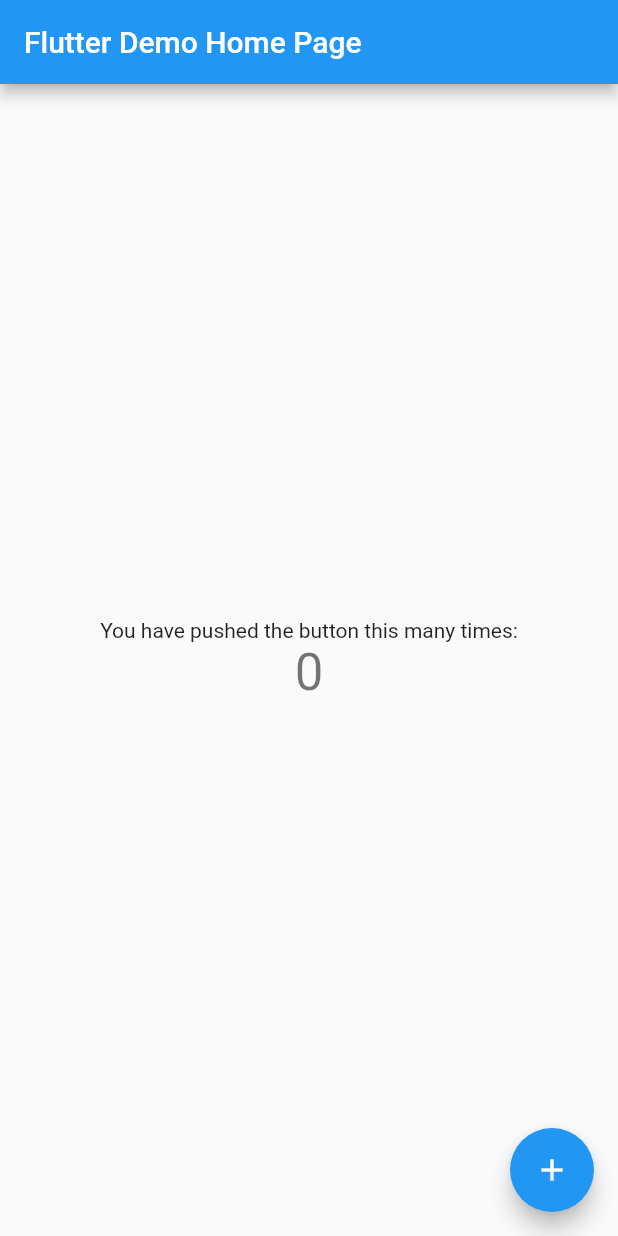
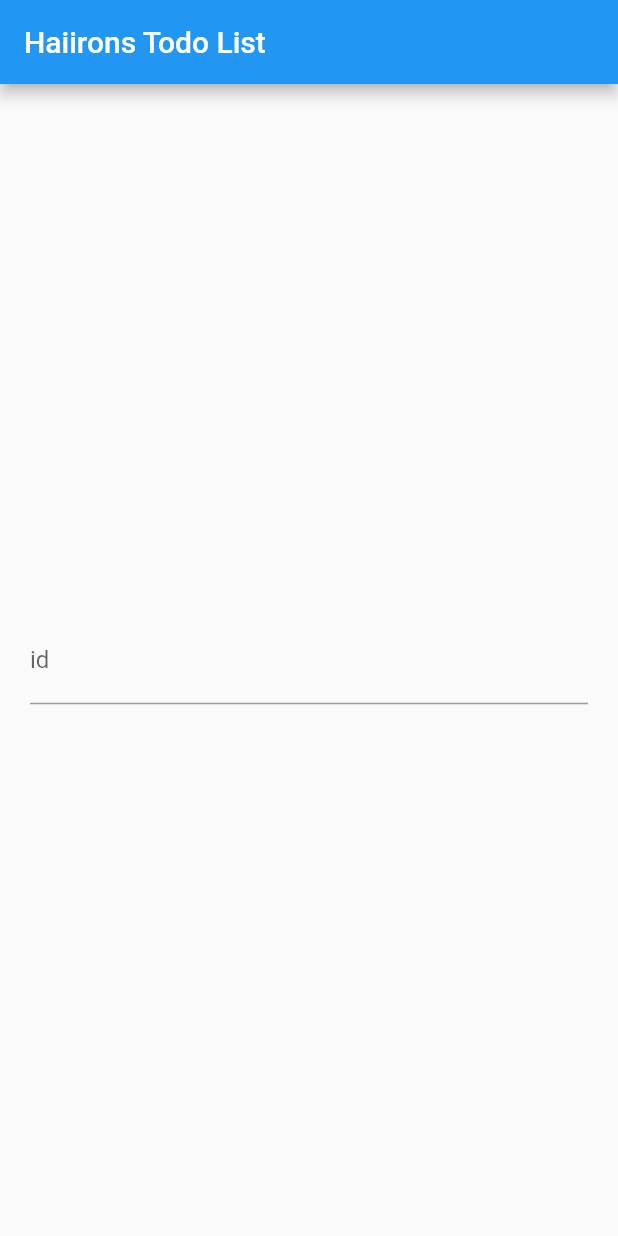
Before and after one commit to HarryKito/flutter, a Flutter app: the screen it shows after launch, on a phone screen of 412 x 824 dp. Run offline on Flutter 3.47's test engine with Material 2 defaults, Android fonts, the phone set to English and light mode, and no system bars.

Commit message:
textfield 예제

```diff
--- a/lib/main.dart
+++ b/lib/main.dart
@@ -1,115 +1,38 @@
 import 'package:flutter/material.dart';
 
-void main() {
-  runApp(const MyApp());
-}
+void main() {runApp(MyApp());}
 
 class MyApp extends StatelessWidget {
-  const MyApp({Key? key}) : super(key: key);
-
-  // This widget is the root of your application.
   @override
   Widget build(BuildContext context) {
     return MaterialApp(
-      title: 'Flutter Demo',
+      title: 'My ToDo list',
       theme: ThemeData(
-        // This is the theme of your application.
-        //
-        // Try running your application with "flutter run". You'll see the
-        // application has a blue toolbar. Then, without quitting the app, try
-        // changing the primarySwatch below to Colors.green and then invoke
-        // "hot reload" (press "r" in the console where you ran "flutter run",
-        // or simply save your changes to "hot reload" in a Flutter IDE).
-        // Notice that the counter didn't reset back to zero; the application
-        // is not restarted.
         primarySwatch: Colors.blue,
       ),
-      home: const MyHomePage(title: 'Flutter Demo Home Page'),
+      debugShowCheckedModeBanner: false,
+      home: Home(),
     );
   }
 }
 
-class MyHomePage extends StatefulWidget {
-  const MyHomePage({Key? key, required this.title}) : super(key: key);
-
-  // This widget is the home page of your application. It is stateful, meaning
-  // that it has a State object (defined below) that contains fields that affect
-  // how it looks.
-
-  // This class is the configuration for the state. It holds the values (in this
-  // case the title) provided by the parent (in this case the App widget) and
-  // used by the build method of the State. Fields in a Widget subclass are
-  // always marked "final".
-
-  final String title;
-
-  @override
-  State<MyHomePage> createState() => _MyHomePageState();
-}
-
-class _MyHomePageState extends State<MyHomePage> {
-  int _counter = 0;
-
-  void _incrementCounter() {
-    setState(() {
-      // This call to setState tells the Flutter framework that something has
-      // changed in this State, which causes it to rerun the build method below
-      // so that the display can reflect the updated values. If we changed
-      // _counter without calling setState(), then the build method would not be
-      // called again, and so nothing would appear to happen.
-      _counter++;
-    });
-  }
-
+class Home extends StatelessWidget {
   @override
   Widget build(BuildContext context) {
-    // This method is rerun every time setState is called, for instance as done
-    // by the _incrementCounter method above.
-    //
-    // The Flutter framework has been optimized to make rerunning build methods
-    // fast, so that you can just rebuild anything that needs updating rather
-    // than having to individually change instances of widgets.
     return Scaffold(
       appBar: AppBar(
-        // Here we take the value from the MyHomePage object that was created by
-        // the App.build method, and use it to set our appbar title.
-        title: Text(widget.title),
+        title: Text('Haiiron''s Todo List'),
       ),
       body: Center(
-        // Center is a layout widget. It takes a single child and positions it
-        // in the middle of the parent.
-        child: Column(
-          // Column is also a layout widget. It takes a list of children and
-          // arranges them vertically. By default, it sizes itself to fit its
-          // children horizontally, and tries to be as tall as its parent.
-          //
-          // Invoke "debug painting" (press "p" in the console, choose the
-          // "Toggle Debug Paint" action from the Flutter Inspector in Android
-          // Studio, or the "Toggle Debug Paint" command in Visual Studio Code)
-          // to see the wireframe for each widget.
-          //
-          // Column has various properties to control how it sizes itself and
-          // how it positions its children. Here we use mainAxisAlignment to
-          // center the children vertically; the main axis here is the vertical
-          // axis because Columns are vertical (the cross axis would be
-          // horizontal).
-          mainAxisAlignment: MainAxisAlignment.center,
-          children: <Widget>[
-            const Text(
-              'You have pushed the button this many times:',
+        child: Padding(
+          child: TextField(
+            decoration: InputDecoration(
+              labelText: 'id',
             ),
-            Text(
-              '$_counter',
-              style: Theme.of(context).textTheme.headline4,
-            ),
-          ],
+          ),
+          padding: EdgeInsets.all(20.0),
         ),
       ),
-      floatingActionButton: FloatingActionButton(
-        onPressed: _incrementCounter,
-        tooltip: 'Increment',
-        child: const Icon(Icons.add),
-      ), // This trailing comma makes auto-formatting nicer for build methods.
     );
   }
 }
```
